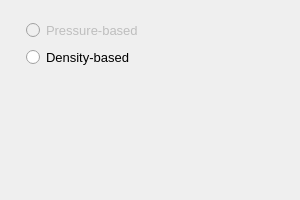
nextfoam/baram, file baramFlow/view/case_wizard/solver_type_page.ui: the form before one commit.
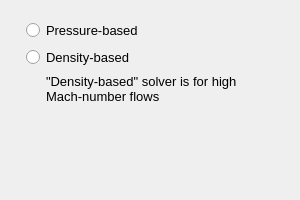
The form after the commit.

Commit message: Issue baram#473 Flow Type page has been removed from Case Wizard

Patch:
```diff
--- a/baramFlow/view/case_wizard/solver_type_page.ui
+++ b/baramFlow/view/case_wizard/solver_type_page.ui
@@ -34,7 +34,7 @@
       <item>
        <widget class="QRadioButton" name="pressureBased">
         <property name="enabled">
-         <bool>false</bool>
+         <bool>true</bool>
         </property>
         <property name="text">
          <string>Pressure-based</string>
@@ -48,6 +48,37 @@
         </property>
        </widget>
       </item>
+      <item>
+       <widget class="QWidget" name="widget_2" native="true">
+        <layout class="QHBoxLayout" name="horizontalLayout">
+         <property name="spacing">
+          <number>0</number>
+         </property>
+         <property name="leftMargin">
+          <number>20</number>
+         </property>
+         <property name="topMargin">
+          <number>0</number>
+         </property>
+         <property name="rightMargin">
+          <number>0</number>
+         </property>
+         <property name="bottomMargin">
+          <number>0</number>
+         </property>
+         <item>
+          <widget class="QLabel" name="label">
+           <property name="text">
+            <string>&quot;Density-based&quot; solver is for high Mach-number flows</string>
+           </property>
+           <property name="wordWrap">
+            <bool>true</bool>
+           </property>
+          </widget>
+         </item>
+        </layout>
+       </widget>
+      </item>
      </layout>
     </widget>
    </item>
```
The commit also changes 6 other files.
